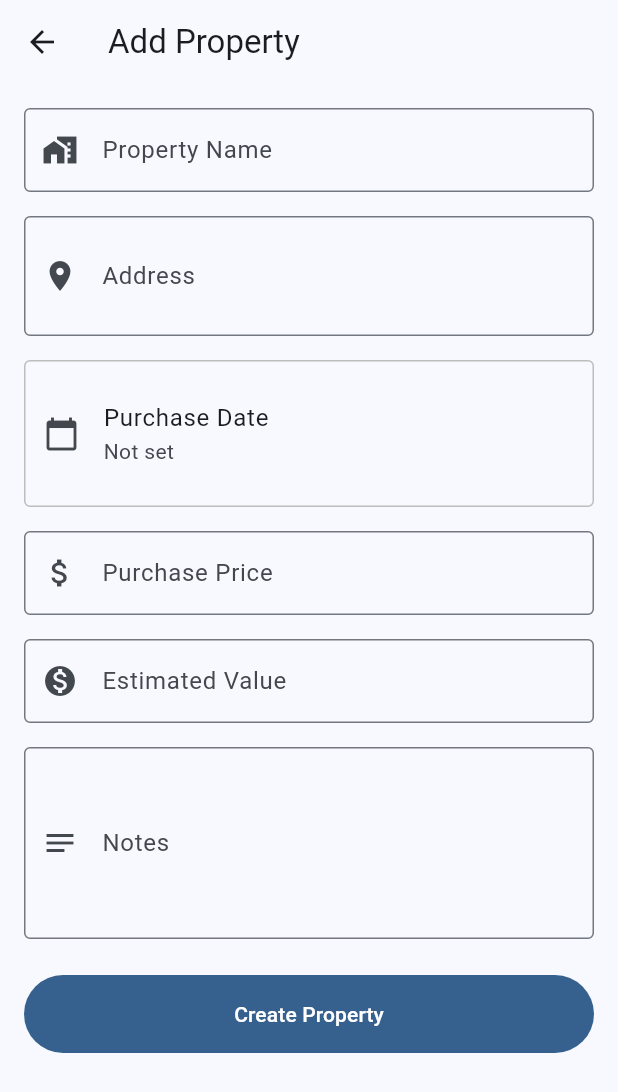
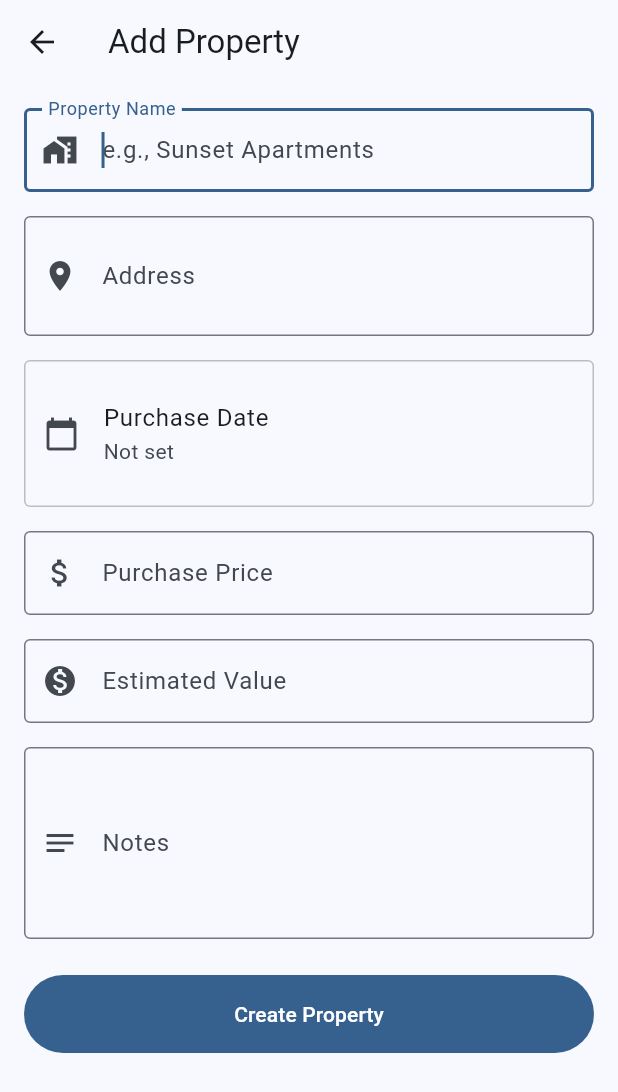
Before and after one commit to Anotherbeardedguy/PropLedger, a Flutter app: the PropertyFormScreen screen opened directly, on a phone screen of 412 x 824 dp. Shown: the top 1092 px of the screen. Run offline on Flutter 3.47's test engine with Material 3 defaults, Android fonts, the phone set to English and light mode, and no system bars; our stand-ins replace cloud_firestore, dio, drift, file_picker, firebase_auth, firebase_core and 7 more; missing offline and left inert: syncfusion_flutter_pdfviewer; accounts and stored records are empty; generated files the repository leaves out were written again.

Commit message:
feat: Improve form UX with auto-focus and smart defaults
Form Improvements:
 Auto-focus on first field for new records
  - Property name auto-focuses when adding property
  - Text capitalization for property names

 Smart date defaults
  - Rent payments: due date defaults to today
  - Expenses: expense date defaults to today

 Better keyboard navigation
  - TextInputAction.next for form flow
  - Proper input types (number, text)

Impact:
- Faster data entry
- Better mobile UX
- Fewer user errors with sensible defaults

```diff
--- a/lib/features/expenses/presentation/add_edit_expense_screen.dart
+++ b/lib/features/expenses/presentation/add_edit_expense_screen.dart
@@ -63,6 +63,9 @@ class _AddEditExpenseScreenState extends ConsumerState<AddEditExpenseScreen> {
       _selectedDate = expense.date;
       _recurring = expense.recurring;
       _existingReceiptPath = expense.receiptFile;
+    } else {
+      // Smart default: set expense date to today
+      _selectedDate = DateTime.now();
     }
   }
 
--- a/lib/features/properties/presentation/property_form_screen.dart
+++ b/lib/features/properties/presentation/property_form_screen.dart
@@ -136,7 +136,9 @@ class _PropertyFormScreenState extends ConsumerState<PropertyFormScreen> {
           children: [
             TextFormField(
               controller: _nameController,
-              decoration: const InputDecoration(
+              autofocus: widget.property == null,
+              textCapitalization: TextCapitalization.words,
+              decoration: InputDecoration(
                 labelText: 'Property Name',
                 hintText: 'e.g., Sunset Apartments',
                 border: OutlineInputBorder(),
--- a/lib/features/rent_payments/presentation/payment_form_screen.dart
+++ b/lib/features/rent_payments/presentation/payment_form_screen.dart
@@ -42,6 +42,9 @@ class _PaymentFormScreenState extends ConsumerState<PaymentFormScreen> {
       _dueDate = widget.payment!.dueDate;
       _paidDate = widget.payment!.paidDate;
       _status = widget.payment!.status;
+    } else {
+      // Smart default: set due date to today for new payments
+      _dueDate = DateTime.now();
     }
   }
 
```
